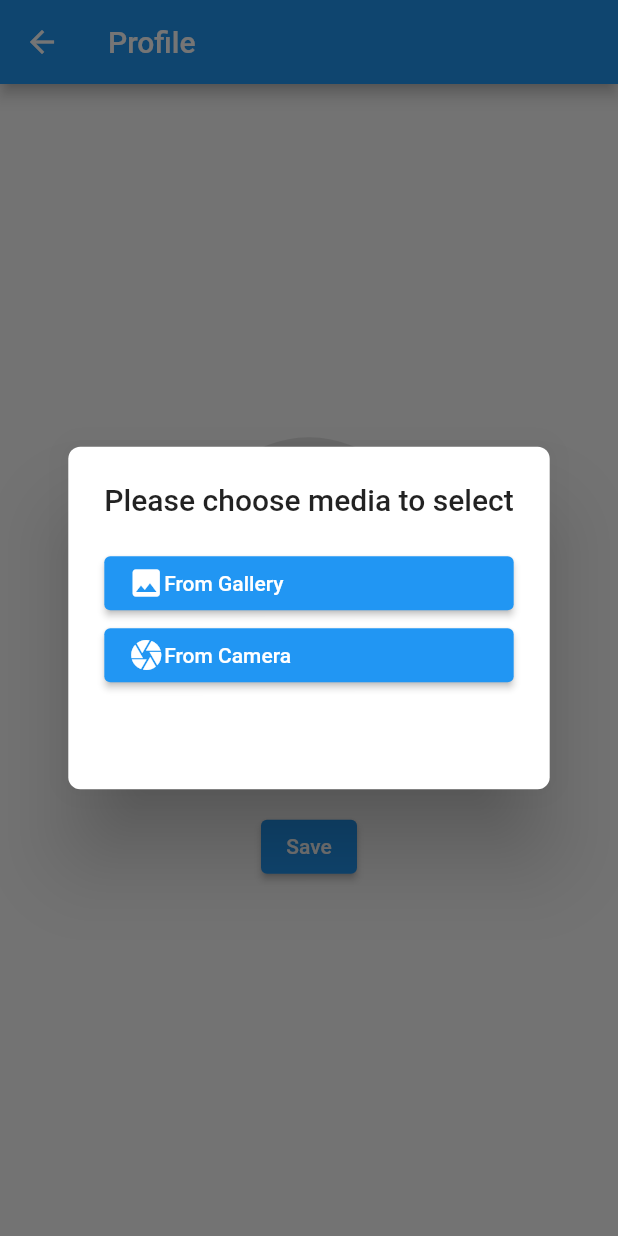
After one commit to syihabudin081/library_app, a Flutter app: the ProfilePage screen opened directly, after a tap on "Edit", after a tap on the "camera alt" icon, on a phone screen of 412 x 824 dp. The commit adds this screen. Run offline on Flutter 3.47's test engine with Material 2 defaults, Android fonts, the phone set to English and light mode, and no system bars; our stand-ins replace image_picker, shared_preferences, sqflite; missing offline and left inert: flutter_bcrypt; accounts and stored records are empty.

Commit message:
add camera access and profile page

```diff
--- a/lib/pages/loginPage.dart
+++ b/lib/pages/loginPage.dart
@@ -3,6 +3,7 @@
 import 'package:flutter/material.dart';
 import 'package:stock_app/pages/book_searchpage.dart';
 import 'package:stock_app/pages/homePage.dart';
+import 'package:stock_app/pages/profilePage.dart';
 import 'package:stock_app/pages/registerPage.dart';
 import 'package:flutter_bcrypt/flutter_bcrypt.dart';
 import 'package:stock_app/db/database_helper.dart';
@@ -22,7 +23,7 @@ class LoginPage extends State<LoginPageState> {
 
   void _goToHomePage(BuildContext context) {
     Navigator.of(context)
-        .push(MaterialPageRoute(builder: (context) =>  BookSearchPage()));
+        .push(MaterialPageRoute(builder: (context) =>  ProfilePage()));
   }
 
   Future<void> _login() async {
--- /dev/null
+++ b/lib/pages/profilePage.dart
@@ -0,0 +1,177 @@
+import 'dart:io';
+
+import 'package:flutter/material.dart';
+import 'package:image_picker/image_picker.dart';
+import 'package:shared_preferences/shared_preferences.dart';
+
+class ProfilePage extends StatefulWidget {
+  @override
+  _ProfilePageState createState() => _ProfilePageState();
+}
+
+class _ProfilePageState extends State<ProfilePage> {
+  XFile? image;
+  final ImagePicker picker = ImagePicker();
+  TextEditingController nameController = TextEditingController();
+
+  bool isEditing = false;
+
+  @override
+  void initState() {
+    super.initState();
+    loadProfileData();
+  }
+
+  Future<void> loadProfileData() async {
+    SharedPreferences prefs = await SharedPreferences.getInstance();
+    setState(() {
+      nameController.text = prefs.getString('profileName') ?? '';
+      // Load the image path from shared preferences
+      String? imagePath = prefs.getString('profileImagePath');
+      if (imagePath != null && imagePath.isNotEmpty) {
+        image = XFile(imagePath);
+      }
+    });
+  }
+
+  Future<void> saveProfileData() async {
+    SharedPreferences prefs = await SharedPreferences.getInstance();
+    prefs.setString('profileName', nameController.text);
+    // Save the image path to shared preferences
+    if (image != null) {
+      prefs.setString('profileImagePath', image!.path);
+    } else {
+      prefs.remove('profileImagePath');
+    }
+  }
+
+  Future getImage(ImageSource media) async {
+    var img = await picker.pickImage(source: media);
+
+    setState(() {
+      image = img;
+    });
+  }
+
+  void myAlert() {
+    showDialog(
+      context: context,
+      builder: (BuildContext context) {
+        return AlertDialog(
+          shape: RoundedRectangleBorder(borderRadius: BorderRadius.circular(8)),
+          title: Text('Please choose media to select'),
+          content: Container(
+            height: MediaQuery.of(context).size.height / 6,
+            child: Column(
+              children: [
+                ElevatedButton(
+                  onPressed: () {
+                    Navigator.pop(context);
+                    getImage(ImageSource.gallery);
+                  },
+                  child: Row(
+                    children: [
+                      Icon(Icons.image),
+                      Text('From Gallery'),
+                    ],
+                  ),
+                ),
+                ElevatedButton(
+                  onPressed: () {
+                    Navigator.pop(context);
+                    getImage(ImageSource.camera);
+                  },
+                  child: Row(
+                    children: [
+                      Icon(Icons.camera),
+                      Text('From Camera'),
+                    ],
+                  ),
+                ),
+              ],
+            ),
+          ),
+        );
+      },
+    );
+  }
+
+  void toggleEdit() {
+    setState(() {
+      isEditing = !isEditing;
+    });
+  }
+
+  @override
+  Widget build(BuildContext context) {
+    return Scaffold(
+      appBar: AppBar(
+        title: Text('Profile'),
+      ),
+      body: Center(
+        child: Column(
+          mainAxisAlignment: MainAxisAlignment.center,
+          children: [
+            GestureDetector(
+              onTap: () {
+                if (isEditing) {
+                  myAlert();
+                }
+              },
+              child: Container(
+                width: 150,
+                height: 150,
+                decoration: BoxDecoration(
+                  shape: BoxShape.circle,
+                  color: Colors.grey[300],
+                  image: image != null
+                      ? DecorationImage(
+                          image: FileImage(File(image!.path)),
+                          fit: BoxFit.cover,
+                        )
+                      : null,
+                ),
+                child: isEditing
+                    ? Center(
+                        child: Icon(
+                          Icons.camera_alt,
+                          color: Colors.white,
+                          size: 40,
+                        ),
+                      )
+                    : null,
+              ),
+            ),
+            SizedBox(height: 20),
+            isEditing
+                ? SizedBox(
+                    width: MediaQuery.of(context).size.width * 0.7,
+                    child: TextField(
+                      controller: nameController,
+                      decoration: InputDecoration(
+                        hintText: 'Enter your name',
+                        border: OutlineInputBorder(),
+                        labelText: 'Name',
+                      ),
+                    ),
+                  )
+                : Text(
+                    nameController.text,
+                    style: TextStyle(fontSize: 20),
+                  ),
+            SizedBox(height: 20),
+            ElevatedButton(
+              onPressed: () async {
+                if (isEditing) {
+                  await saveProfileData();
+                }
+                toggleEdit();
+              },
+              child: Text(isEditing ? 'Save' : 'Edit'),
+            ),
+          ],
+        ),
+      ),
+    );
+  }
+}
--- a/pubspec.yaml
+++ b/pubspec.yaml
@@ -38,6 +38,7 @@ dependencies:
   sqflite: ^2.2.8+4
   flutter_bcrypt: ^1.0.8
   http: ^0.13.6
+  shared_preferences: ^2.0.8
 
 dev_dependencies:
   flutter_test:
@@ -49,7 +50,7 @@ dev_dependencies:
   # package. See that file for information about deactivating specific lint
   # rules and activating additional ones.
   flutter_lints: ^2.0.0
-
+  image_picker: ^0.8.4+4
 # For information on the generic Dart part of this file, see the
 # following page: https://dart.dev/tools/pub/pubspec
 
```
Also changed, not shown: pubspec.lock, 1 other file.
